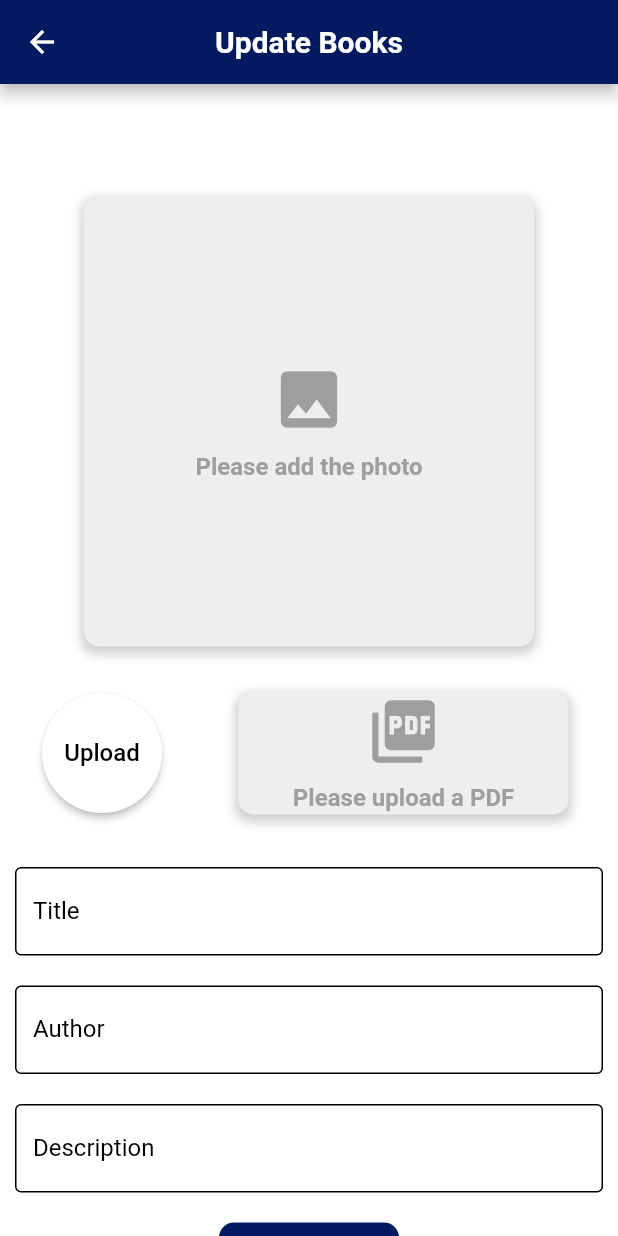
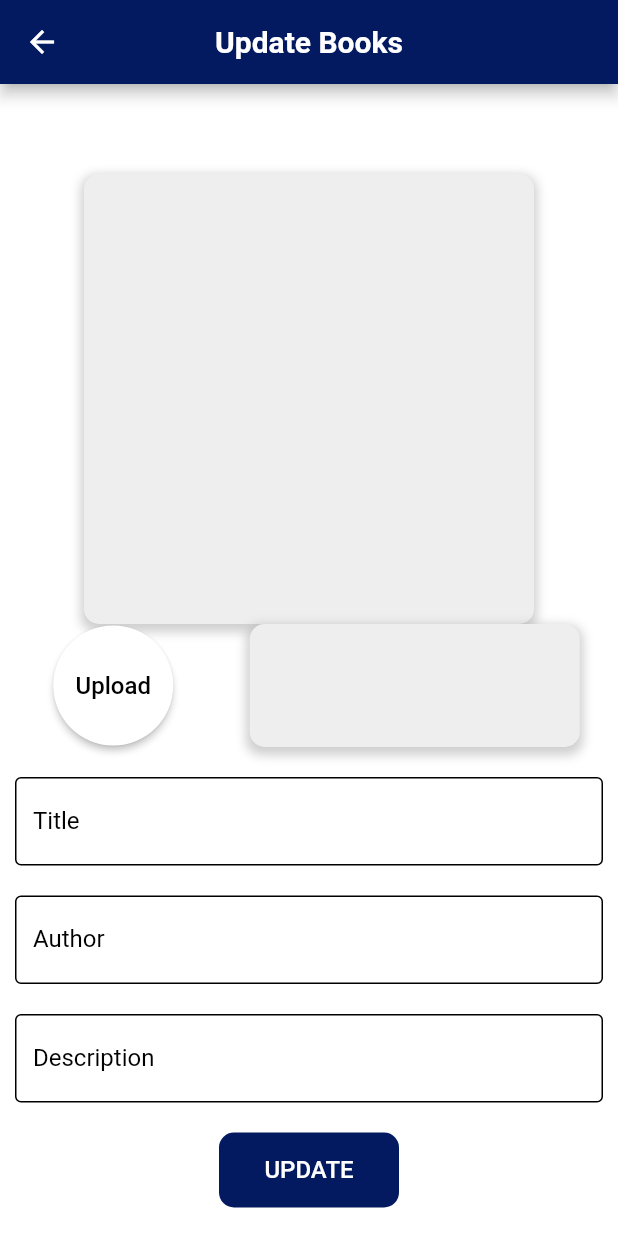
Before and after one commit to SARANGA199/OpenBook, a Flutter app: the UpdateBook screen opened directly with empty values, on a phone screen of 412 x 824 dp. Run offline on Flutter 3.47's test engine with Material 2 defaults, Android fonts, the phone set to English and light mode, and no system bars; our stand-ins replace cloud_firestore, file_picker, firebase_core, firebase_storage, styled_widget; missing offline and left inert: image_card; accounts and stored records are empty.

Commit message:
add styles

```diff
--- a/open_book/lib/main.dart
+++ b/open_book/lib/main.dart
@@ -2,7 +2,6 @@ import 'package:flutter/material.dart';
 import 'package:firebase_core/firebase_core.dart';
 import 'package:open_book/screens/books_management/AddBook.dart';
 import 'package:open_book/screens/books_management/testStyles.dart';
-import 'package:open_book/screens/user_management_and_saved_books/LoginScreen.dart';
 import 'firebase_options.dart';
 
 void main() async {
--- a/open_book/lib/screens/books_management/EditBook.dart
+++ b/open_book/lib/screens/books_management/EditBook.dart
@@ -160,7 +160,8 @@ class _UpdateBookState extends State<UpdateBook> {
             child: <Widget>[
               //Add title for page
 
-              InsertFile(300, 300, selectFile, 1, pickedFile),
+              InsertFile(
+                  300, 300, selectFile, 1, pickedFile, _imageURL, _pdfURL),
               Row(
                 mainAxisAlignment: MainAxisAlignment.spaceEvenly,
                 children: [
@@ -179,7 +180,8 @@ class _UpdateBookState extends State<UpdateBook> {
                     ),
                   ),
                   const SizedBox(width: 10),
-                  InsertFile(82, 220, selectPDF, 2, pdfFile),
+                  InsertFile(
+                      82, 220, selectPDF, 2, pdfFile, _imageURL, _pdfURL),
                 ],
               ),
               const SizedBox(height: 20),
@@ -299,10 +301,18 @@ class _UpdateBookState extends State<UpdateBook> {
   }
 }
 
-Widget InsertFile(double height, double width, VoidCallback onTap, int type,
-        PlatformFile? PFile) =>
-    <Widget>[
-      if (PFile != null)
+Widget InsertFile(
+  double height,
+  double width,
+  VoidCallback onTap,
+  int type,
+  PlatformFile? PFile,
+  String _imageURL,
+  String _pdfURL,
+) =>
+    Column(
+      mainAxisAlignment: MainAxisAlignment.spaceBetween,
+      children: [
         InkWell(
           onTap: onTap,
           child: Container(
@@ -321,103 +331,55 @@ Widget InsertFile(double height, double width, VoidCallback onTap, int type,
             height: height, // set the height to a fixed value
             width: width, // set the width to a fixed value
             child: type == 1
+                //check PfFile is null or not
+                ? PFile != null
                     ? Image.file(
                         File(PFile.path!),
                         fit: BoxFit.cover,
                       )
-                : Container(
-                    decoration: BoxDecoration(
-                      color: Colors.grey[200],
-                      borderRadius: BorderRadius.circular(10),
-                      boxShadow: [
-                        BoxShadow(
-                          color: Colors.grey.withOpacity(0.5),
-                          spreadRadius: 2,
-                          blurRadius: 5,
-                          offset: Offset(0, 3),
-                        ),
-                      ],
-                    ),
-                    height: height,
-                    width: width,
-                    child: Column(
-                      mainAxisAlignment: MainAxisAlignment.center,
-                      children: [
-                        Icon(
+                    : _imageURL.isNotEmpty
+                        ? Image.network(
+                            _imageURL,
+                            fit: BoxFit.cover,
+                          )
+                        : const SizedBox(height: 10)
+                : type == 2
+                    //check PfFile is null or not
+                    ? PFile != null
+                        ? Icon(
                             Icons.picture_as_pdf,
                             size: 50,
                             color: Colors.grey[500],
-                        ),
-                        const SizedBox(height: 10),
-                        Text(
-                          PFile.name,
-                          style: TextStyle(
-                            fontSize: 16,
-                            fontWeight: FontWeight.bold,
-                            color: Colors.grey[500],
-                          ),
-                        ),
-                      ],
-                    ),
-                  ),
-          ),
-        ),
-      if (PFile == null)
-        InkWell(
-          onTap: onTap,
-          child: Container(
-            decoration: BoxDecoration(
-              color: Colors.grey[200],
-              borderRadius: BorderRadius.circular(10),
-              boxShadow: [
-                BoxShadow(
-                  color: Colors.grey.withOpacity(0.5),
-                  spreadRadius: 2,
-                  blurRadius: 5,
-                  offset: Offset(0, 3),
-                ),
-              ],
-            ),
-            height: height, // set the height to a fixed value
-            width: width, // set the width to a fixed value
-            child: Column(
-              mainAxisAlignment: MainAxisAlignment.center,
-              children: type == 1
-                  ? [
-                      Icon(
-                        Icons.photo,
-                        size: 50,
-                        color: Colors.grey[500],
-                      ),
-                      const SizedBox(height: 10),
-                      Text(
-                        'Please add the photo',
-                        style: TextStyle(
-                          fontSize: 16,
-                          fontWeight: FontWeight.bold,
-                          color: Colors.grey[500],
-                        ),
-                      ),
-                    ]
-                  : [
-                      Icon(
+                          )
+                        : _pdfURL.isNotEmpty
+                            ? Icon(
                                 Icons.picture_as_pdf,
                                 size: 50,
                                 color: Colors.grey[500],
-                      ),
-                      const SizedBox(height: 10),
-                      Text(
-                        'Please upload a PDF',
-                        style: TextStyle(
-                          fontSize: 16,
-                          fontWeight: FontWeight.bold,
-                          color: Colors.grey[500],
+                              )
+                            : SizedBox(height: 10)
+                    : SizedBox(height: 10),
           ),
         ),
+        // Padding(
+        //   padding: const EdgeInsets.all(15),
+        //   child: Text(
+        //     type == 1
+        //         ? PFile != null
+        //             ? (PFile.path!)
+        //             : _imageURL.isNotEmpty
+        //                 ? _imageURL.split('/').last
+        //                 : ''
+        //         : type == 2
+        //             ? _pdfURL.isNotEmpty
+        //                 ? _pdfURL.split('/').last
+        //                 : ''
+        //             : '',
+        //     style: const TextStyle(
+        //       fontWeight: FontWeight.bold,
+        //       fontSize: 18,
+        //     ),
+        //   ),
+        // ),
       ],
-            ),
-          ),
-        ),
-    ]
-        .toColumn(mainAxisAlignment: MainAxisAlignment.spaceBetween)
-        .padding(all: 15);
+    );
```
Also changed, not shown: open_book/lib/screens/books_management/AllBooks.dart (+59 -23 lines), open_book/lib/screens/user_management_and_saved_books/LoginScreen.dart (deleted, +0 -193 lines). Lines whose indentation alone changed are shown as unchanged.
